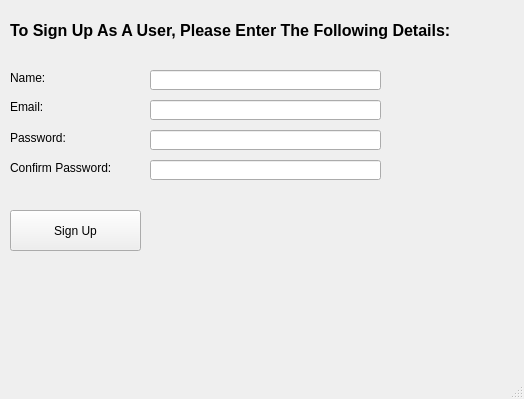
Above: Screens/UserSignUp.ui from msaadg/NGOConnect before the change. Below: the same form after it.
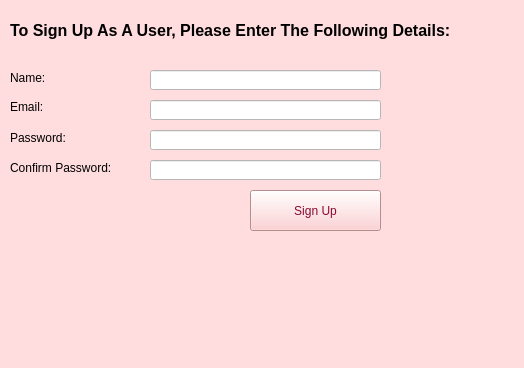
That is the form after the change. Icons and pictures are not drawn.

Diff of the .ui file:
```diff
--- a/Screens/UserSignUp.ui
+++ b/Screens/UserSignUp.ui
@@ -7,12 +7,15 @@
     <x>0</x>
     <y>0</y>
     <width>524</width>
-    <height>399</height>
+    <height>368</height>
    </rect>
   </property>
   <property name="windowTitle">
    <string>UserRegister</string>
   </property>
+  <property name="styleSheet">
+   <string notr="true">background-color: rgb(255, 221, 222);</string>
+  </property>
   <widget class="QWidget" name="centralwidget">
    <widget class="QLabel" name="label">
     <property name="geometry">
@@ -95,6 +98,9 @@
       <height>20</height>
      </rect>
     </property>
+    <property name="styleSheet">
+     <string notr="true">background-color:white;</string>
+    </property>
    </widget>
    <widget class="QLineEdit" name="userEmail">
     <property name="geometry">
@@ -105,6 +111,9 @@
       <height>20</height>
      </rect>
     </property>
+    <property name="styleSheet">
+     <string notr="true">background-color:white;</string>
+    </property>
    </widget>
    <widget class="QLineEdit" name="userPassword">
     <property name="geometry">
@@ -115,6 +124,9 @@
       <height>20</height>
      </rect>
     </property>
+    <property name="styleSheet">
+     <string notr="true">background-color:white;</string>
+    </property>
    </widget>
    <widget class="QLineEdit" name="userConfirmPassword">
     <property name="geometry">
@@ -125,20 +137,46 @@
       <height>20</height>
      </rect>
     </property>
+    <property name="styleSheet">
+     <string notr="true">background-color:white;</string>
+    </property>
    </widget>
    <widget class="QPushButton" name="userSignupBtn">
     <property name="geometry">
      <rect>
-      <x>10</x>
-      <y>210</y>
+      <x>250</x>
+      <y>190</y>
       <width>131</width>
       <height>41</height>
      </rect>
     </property>
+    <property name="styleSheet">
+     <string notr="true">color: rgb(138, 9, 47);
+background-color:rgb(255, 197, 198);;</string>
+    </property>
     <property name="text">
      <string>Sign Up</string>
     </property>
    </widget>
+   <widget class="QLabel" name="label_10">
+    <property name="geometry">
+     <rect>
+      <x>20</x>
+      <y>260</y>
+      <width>131</width>
+      <height>51</height>
+     </rect>
+    </property>
+    <property name="text">
+     <string/>
+    </property>
+    <property name="pixmap">
+     <pixmap>../Logo.png</pixmap>
+    </property>
+    <property name="scaledContents">
+     <bool>true</bool>
+    </property>
+   </widget>
   </widget>
   <widget class="QMenuBar" name="menubar">
    <property name="geometry">
```
